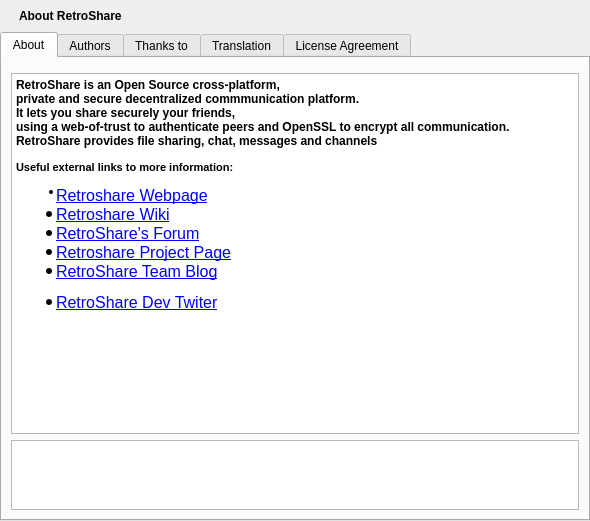
Before: the Qt Designer form retroshare-gui/src/gui/HelpDialog.ui in RetroShare/RetroShare, drawn with Qt 5.
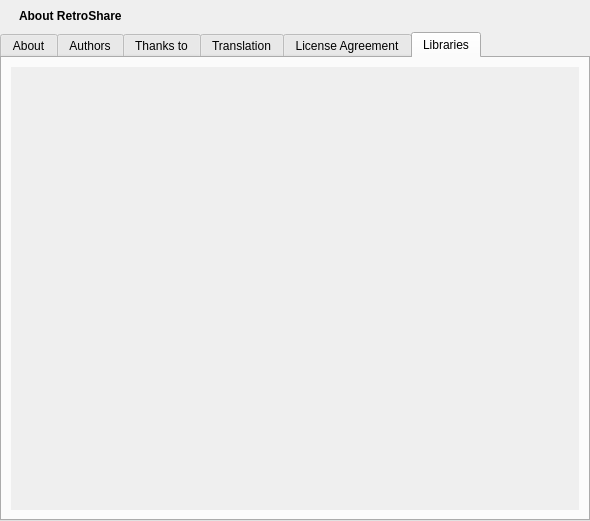
After: the same form once the commit is applied. The open tabs and pages were chosen to show the change. Icons and pictures are not drawn.

Commit message: Added version information of the libraries to HelpDialog.

The edit to the form file:
```diff
--- a/retroshare-gui/src/gui/HelpDialog.ui
+++ b/retroshare-gui/src/gui/HelpDialog.ui
@@ -230,6 +230,35 @@
        </item>
       </layout>
      </widget>
+     <widget class="QWidget" name="tab_6">
+      <attribute name="title">
+       <string>Libraries</string>
+      </attribute>
+      <layout class="QVBoxLayout" name="verticalLayout">
+       <item>
+        <widget class="QScrollArea" name="scrollArea">
+         <property name="frameShape">
+          <enum>QFrame::NoFrame</enum>
+         </property>
+         <property name="frameShadow">
+          <enum>QFrame::Plain</enum>
+         </property>
+         <property name="widgetResizable">
+          <bool>true</bool>
+         </property>
+         <widget class="QWidget" name="scrollAreaWidgetContents">
+          <property name="sizePolicy">
+           <sizepolicy hsizetype="Preferred" vsizetype="Fixed">
+            <horstretch>0</horstretch>
+            <verstretch>0</verstretch>
+           </sizepolicy>
+          </property>
+          <layout class="QGridLayout" name="libraryLayout"/>
+         </widget>
+        </widget>
+       </item>
+      </layout>
+     </widget>
     </widget>
    </item>
    <item row="0" column="0">
```
The commit also changes 13 other files.
